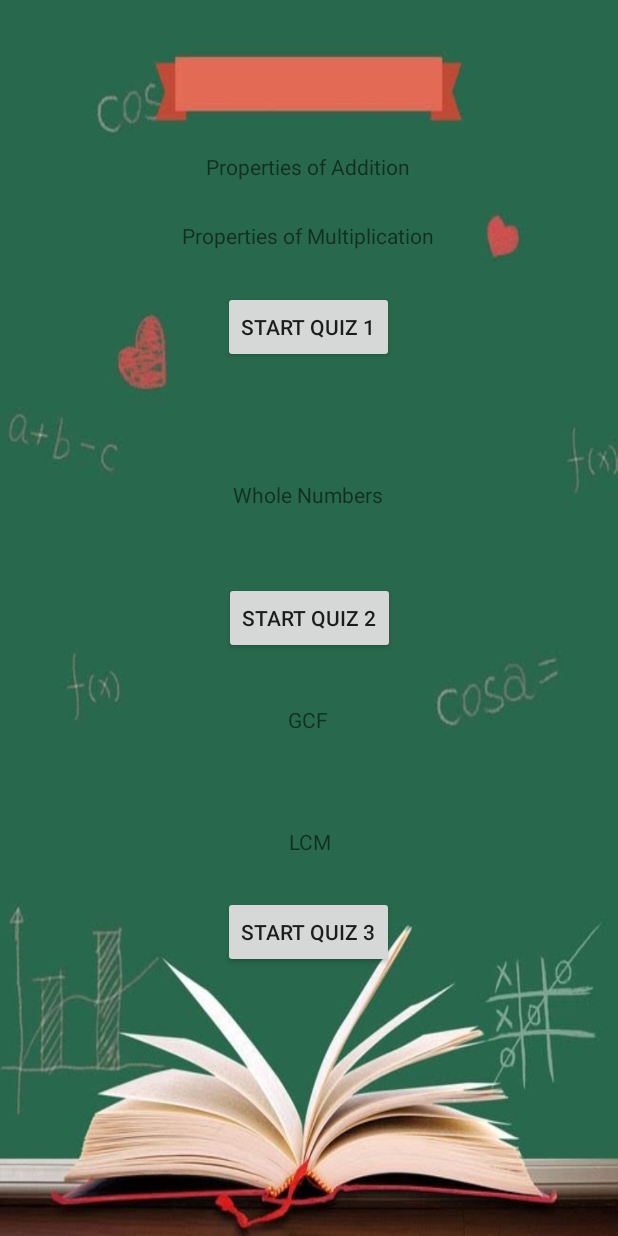
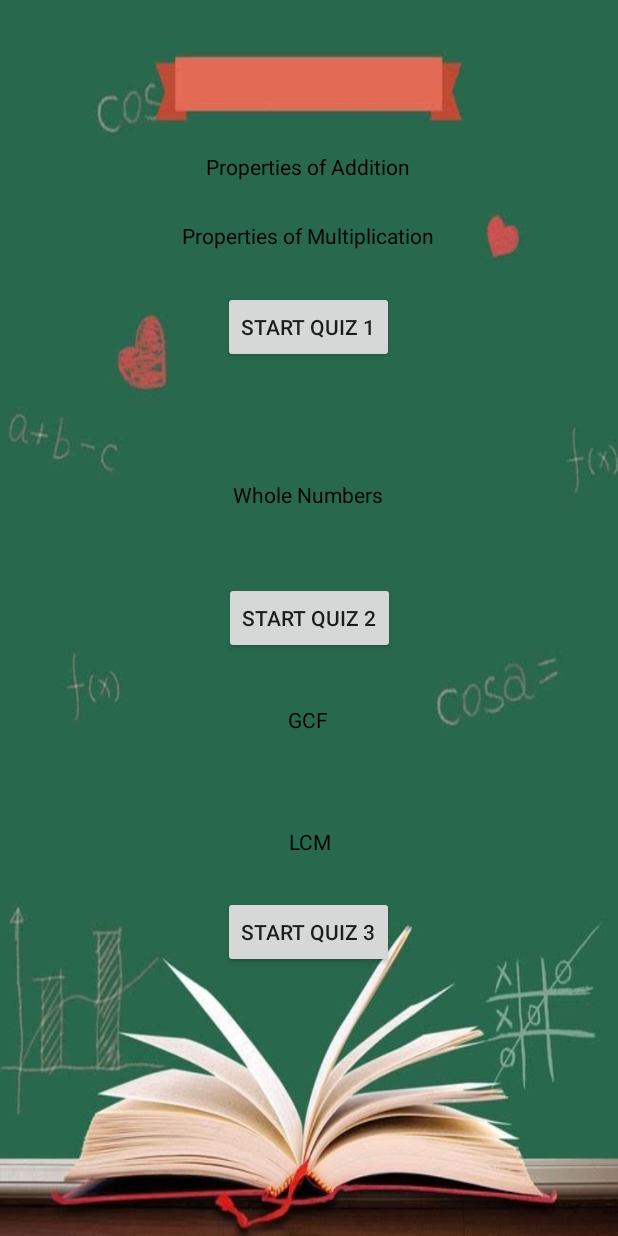
Before and after one commit to zanylass/MobileAppDevelopmentProject-, an Android app: the MathPropNumContentPage screen opened directly, with no data from a screen before it, on a phone screen of 412 x 824 dp. Run offline under Robolectric (Android 15) with nearby library versions, the phone set to English and light mode, and no system bars.

Commit message:
Update activity_math_prop_num_content_page.xml

```diff
--- a/SemesterProject/app/src/main/res/layout/activity_math_prop_num_content_page.xml
+++ b/SemesterProject/app/src/main/res/layout/activity_math_prop_num_content_page.xml
@@ -46,6 +46,7 @@
         android:layout_width="wrap_content"
         android:layout_height="wrap_content"
         android:text="Properties of Addition"
+        android:textColor="@android:color/black"
         app:layout_constraintBottom_toBottomOf="parent"
         app:layout_constraintEnd_toEndOf="parent"
         app:layout_constraintHorizontal_bias="0.498"
@@ -58,6 +59,7 @@
         android:layout_width="wrap_content"
         android:layout_height="wrap_content"
         android:text="Whole Numbers"
+        android:textColor="@android:color/black"
         app:layout_constraintBottom_toBottomOf="parent"
         app:layout_constraintEnd_toEndOf="parent"
         app:layout_constraintHorizontal_bias="0.498"
@@ -70,6 +72,7 @@
         android:layout_width="wrap_content"
         android:layout_height="wrap_content"
         android:text="GCF"
+        android:textColor="@android:color/black"
         app:layout_constraintBottom_toBottomOf="parent"
         app:layout_constraintEnd_toEndOf="parent"
         app:layout_constraintHorizontal_bias="0.498"
@@ -82,6 +85,7 @@
         android:layout_width="wrap_content"
         android:layout_height="wrap_content"
         android:text="LCM"
+        android:textColor="@android:color/black"
         app:layout_constraintBottom_toBottomOf="parent"
         app:layout_constraintEnd_toEndOf="parent"
         app:layout_constraintHorizontal_bias="0.502"
@@ -94,6 +98,7 @@
         android:layout_width="wrap_content"
         android:layout_height="wrap_content"
         android:text="Properties of Multiplication"
+        android:textColor="@android:color/black"
         app:layout_constraintBottom_toBottomOf="parent"
         app:layout_constraintEnd_toEndOf="parent"
         app:layout_constraintHorizontal_bias="0.498"
```
